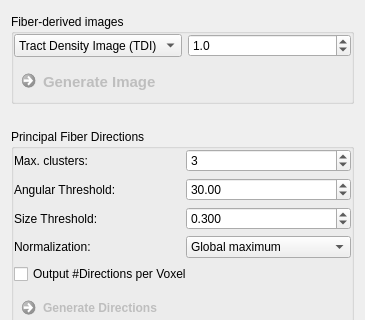
Before: the Qt Designer form Plugins/org.mitk.gui.qt.diffusionimaging.fiberprocessing/src/internal/QmitkFiberQuantificationViewControls.ui in MITK/MITK, drawn with Qt 5; both pictures show x 0 to 365 and y 95 to 415 of the 365 by 581 pixel window.
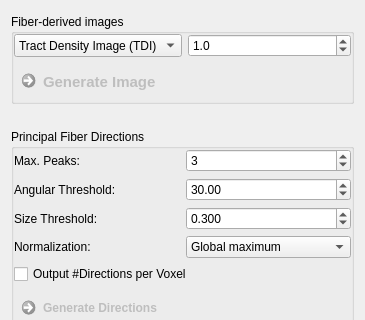
After: the same form once the commit is applied. Custom widgets are drawn as their Qt base class.

Commit message: Update fiber quantification user manual

Diff of the .ui file:
```diff
--- a/Plugins/org.mitk.gui.qt.diffusionimaging.fiberprocessing/src/internal/QmitkFiberQuantificationViewControls.ui
+++ b/Plugins/org.mitk.gui.qt.diffusionimaging.fiberprocessing/src/internal/QmitkFiberQuantificationViewControls.ui
@@ -238,7 +238,7 @@
          <item row="0" column="0">
           <widget class="QLabel" name="label_2">
            <property name="text">
-            <string>Max. clusters:</string>
+            <string>Max. Peaks:</string>
            </property>
           </widget>
          </item>
```
The commit also changes 2 other files.
